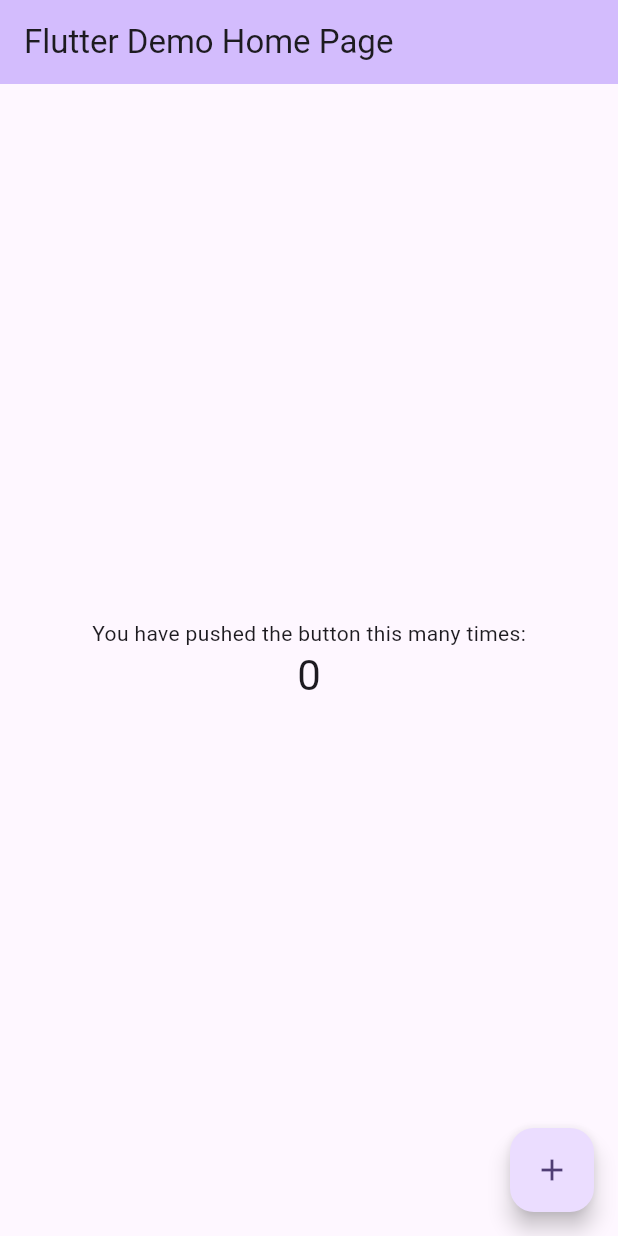
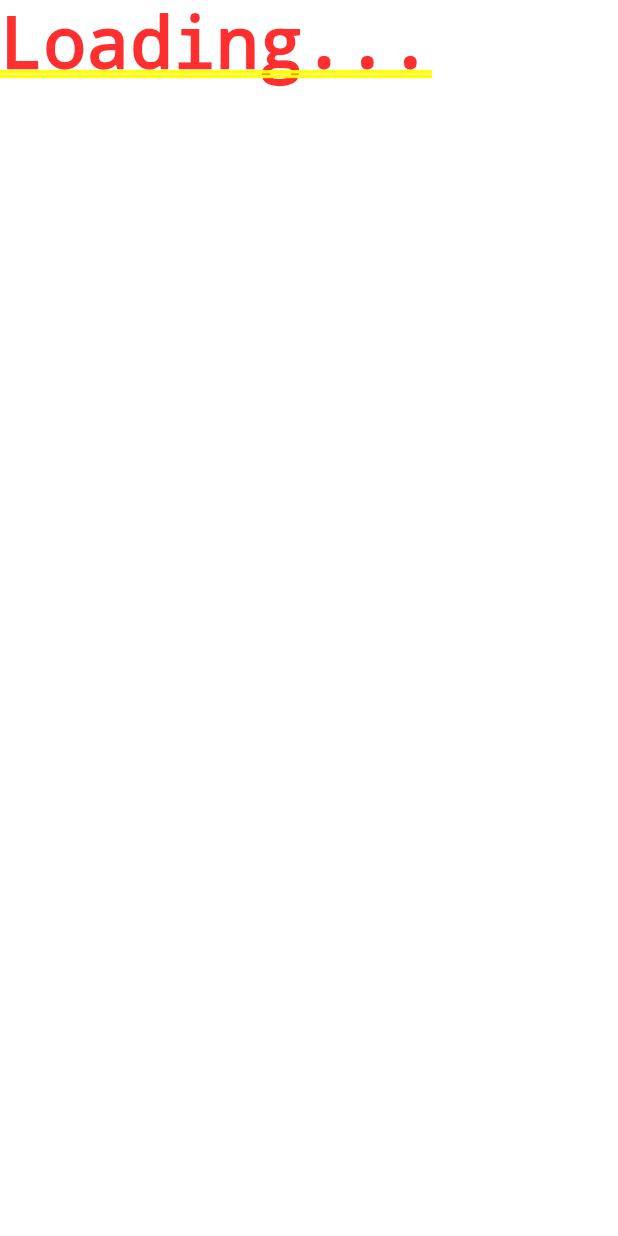
Before and after one commit to prashantfepale/imossadmin, a Flutter app: the screen it shows after launch, on a phone screen of 412 x 824 dp. Run offline on Flutter 3.47's test engine with Material 3 defaults, Android fonts, the phone set to English and light mode, and no system bars; our stand-ins replace get, google_fonts, sizer.

Commit message:
basic setup added

```diff
--- /dev/null
+++ b/lib/init_app.dart
@@ -0,0 +1,48 @@
+import 'package:flutter/material.dart';
+import 'package:get/get.dart';
+import 'package:google_fonts/google_fonts.dart';
+
+import 'shared/routes/app_pages.dart';
+import 'shared/routes/app_routes.dart';
+import 'shared/style/app_style.dart';
+
+class InitApp extends StatelessWidget {
+  const InitApp({Key? key}) : super(key: key);
+
+  @override
+  Widget build(BuildContext context) {
+    return GestureDetector(
+      onTap: () {
+        FocusScopeNode currentFocus = FocusScope.of(context);
+        if (!currentFocus.hasPrimaryFocus) {
+          FocusManager.instance.primaryFocus?.unfocus();
+        }
+      },
+      child: GetMaterialApp(
+        color: Colors.white,
+        debugShowCheckedModeBanner: false,
+        theme: ThemeData(
+          fontFamily: GoogleFonts.roboto().fontFamily,
+          iconButtonTheme: IconButtonThemeData(
+            style: IconButton.styleFrom(
+              foregroundColor: AppColors.white,
+              // backgroundColor: AppColors.primary1,
+              // shape: const CircleBorder(),
+            ),
+          ),
+          appBarTheme: const AppBarTheme(
+            color: AppColors.primary2,
+            titleTextStyle: TextStyle(color: AppColors.white, fontSize: 15.0),
+            elevation: 0,
+          ),
+          colorScheme: ColorScheme.fromSeed(
+            seedColor: AppColors.primary1,
+          ),
+          useMaterial3: true,
+        ),
+        initialRoute: AppRoutes.LOGIN,
+        getPages: AppPages.routes,
+      ),
+    );
+  }
+}
--- a/lib/main.dart
+++ b/lib/main.dart
@@ -1,125 +1,46 @@
+import 'dart:async';
+import 'dart:developer';
+
 import 'package:flutter/material.dart';
+import 'package:sizer/sizer.dart';
 
-void main() {
-  runApp(const MyApp());
+import 'environment/environment.dart';
+import 'init_app.dart';
+
+void main() async {
+  bootstrap(() {
+    return Sizer(
+      builder: (context, orientation, deviceType) {
+        return const InitApp();
+      },
+    );
+  });
 }
 
-class MyApp extends StatelessWidget {
-  const MyApp({super.key});
+Future<void> bootstrap(FutureOr<Widget> Function() builder) async {
+  FlutterError.onError = (details) {
+    // log(details.exceptionAsString(), stackTrace: details.stack);
+  };
 
-  // This widget is the root of your application.
-  @override
-  Widget build(BuildContext context) {
-    return MaterialApp(
-      title: 'Flutter Demo',
-      theme: ThemeData(
-        // This is the theme of your application.
-        //
-        // TRY THIS: Try running your application with "flutter run". You'll see
-        // the application has a purple toolbar. Then, without quitting the app,
-        // try changing the seedColor in the colorScheme below to Colors.green
-        // and then invoke "hot reload" (save your changes or press the "hot
-        // reload" button in a Flutter-supported IDE, or press "r" if you used
-        // the command line to start the app).
-        //
-        // Notice that the counter didn't reset back to zero; the application
-        // state is not lost during the reload. To reset the state, use hot
-        // restart instead.
-        //
-        // This works for code too, not just values: Most code changes can be
-        // tested with just a hot reload.
-        colorScheme: ColorScheme.fromSeed(seedColor: Colors.deepPurple),
-        useMaterial3: true,
-      ),
-      home: const MyHomePage(title: 'Flutter Demo Home Page'),
-    );
-  }
+  WidgetsFlutterBinding.ensureInitialized();
+
+  const String environment = String.fromEnvironment(
+    'ENVIRONMENT',
+    defaultValue: Environment.STAGING,
+  );
+
+  Environment().initConfig(environment);
+  // if (AppConfig.FIREBASE_ENABLE) {
+  //   await Firebase.initializeApp();
+  //   if (Environment().config?.env == Environment.STAGING) {
+  //     FirebaseMessaging.instance.subscribeToTopic('QA');
+  //   } else {
+  //     FirebaseMessaging.instance.subscribeToTopic('ALL');
+  //   }
+  // }
+
+  await runZonedGuarded(
+    () async => runApp(await builder()),
+    (error, stackTrace) => log(error.toString(), stackTrace: stackTrace),
+  );
 }
-
-class MyHomePage extends StatefulWidget {
-  const MyHomePage({super.key, required this.title});
-
-  // This widget is the home page of your application. It is stateful, meaning
-  // that it has a State object (defined below) that contains fields that affect
-  // how it looks.
-
-  // This class is the configuration for the state. It holds the values (in this
-  // case the title) provided by the parent (in this case the App widget) and
-  // used by the build method of the State. Fields in a Widget subclass are
-  // always marked "final".
-
-  final String title;
-
-  @override
-  State<MyHomePage> createState() => _MyHomePageState();
-}
-
-class _MyHomePageState extends State<MyHomePage> {
-  int _counter = 0;
-
-  void _incrementCounter() {
-    setState(() {
-      // This call to setState tells the Flutter framework that something has
-      // changed in this State, which causes it to rerun the build method below
-      // so that the display can reflect the updated values. If we changed
-      // _counter without calling setState(), then the build method would not be
-      // called again, and so nothing would appear to happen.
-      _counter++;
-    });
-  }
-
-  @override
-  Widget build(BuildContext context) {
-    // This method is rerun every time setState is called, for instance as done
-    // by the _incrementCounter method above.
-    //
-    // The Flutter framework has been optimized to make rerunning build methods
-    // fast, so that you can just rebuild anything that needs updating rather
-    // than having to individually change instances of widgets.
-    return Scaffold(
-      appBar: AppBar(
-        // TRY THIS: Try changing the color here to a specific color (to
-        // Colors.amber, perhaps?) and trigger a hot reload to see the AppBar
-        // change color while the other colors stay the same.
-        backgroundColor: Theme.of(context).colorScheme.inversePrimary,
-        // Here we take the value from the MyHomePage object that was created by
-        // the App.build method, and use it to set our appbar title.
-        title: Text(widget.title),
-      ),
-      body: Center(
-        // Center is a layout widget. It takes a single child and positions it
-        // in the middle of the parent.
-        child: Column(
-          // Column is also a layout widget. It takes a list of children and
-          // arranges them vertically. By default, it sizes itself to fit its
-          // children horizontally, and tries to be as tall as its parent.
-          //
-          // Column has various properties to control how it sizes itself and
-          // how it positions its children. Here we use mainAxisAlignment to
-          // center the children vertically; the main axis here is the vertical
-          // axis because Columns are vertical (the cross axis would be
-          // horizontal).
-          //
-          // TRY THIS: Invoke "debug painting" (choose the "Toggle Debug Paint"
-          // action in the IDE, or press "p" in the console), to see the
-          // wireframe for each widget.
-          mainAxisAlignment: MainAxisAlignment.center,
-          children: <Widget>[
-            const Text(
-              'You have pushed the button this many times:',
-            ),
-            Text(
-              '$_counter',
-              style: Theme.of(context).textTheme.headlineMedium,
-            ),
-          ],
-        ),
-      ),
-      floatingActionButton: FloatingActionButton(
-        onPressed: _incrementCounter,
-        tooltip: 'Increment',
-        child: const Icon(Icons.add),
-      ), // This trailing comma makes auto-formatting nicer for build methods.
-    );
-  }
-}
--- /dev/null
+++ b/lib/modules/app/binding/app_binding.dart
@@ -0,0 +1,10 @@
+import 'package:get/get.dart';
+
+import '../controller/app_controller.dart';
+
+class AppBinding extends Bindings {
+  @override
+  void dependencies() {
+    Get.lazyPut<AppController>(() => AppController());
+  }
+}
--- /dev/null
+++ b/lib/modules/app/controller/app_controller.dart
@@ -0,0 +1,4 @@
+import 'package:get/get.dart';
+
+class AppController extends GetxController {
+}
--- /dev/null
+++ b/lib/modules/app/view/app.dart
@@ -0,0 +1,29 @@
+import 'package:flutter/material.dart';
+import 'package:get/get.dart';
+
+import '../../../shared/routes/app_routes.dart';
+
+class App extends StatefulWidget {
+  const App({Key? key}) : super(key: key);
+
+  @override
+  State<App> createState() => _AppState();
+}
+
+class _AppState extends State<App> {
+  @override
+  void initState() {
+    super.initState();
+
+    Future.delayed(const Duration(milliseconds: 1000), () {
+      Get.toNamed(AppRoutes.LOGIN);
+    });
+  }
+
+  @override
+  Widget build(BuildContext context) {
+    return Container(
+      child: Text("Loading..."),
+    );
+  }
+}
--- /dev/null
+++ b/lib/shared/routes/app_pages.dart
@@ -0,0 +1,17 @@
+import 'package:get/get.dart';
+
+import '../../modules/app/binding/app_binding.dart';
+import '../../modules/app/view/app.dart';
+import 'app_routes.dart';
+
+class AppPages {
+  AppPages._();
+
+  static final routes = [
+    GetPage(
+      name: AppRoutes.APP,
+      page: () => const App(),
+      binding: AppBinding(),
+    )
+  ];
+}
--- /dev/null
+++ b/lib/shared/routes/app_routes.dart
@@ -0,0 +1,6 @@
+abstract class AppRoutes {
+  AppRoutes._();
+
+  static const String APP = '/';
+  static const String LOGIN = '/login';
+}
--- /dev/null
+++ b/lib/shared/style/app_colors.dart
@@ -0,0 +1,15 @@
+import 'package:flutter/widgets.dart';
+
+abstract class AppColors {
+  static const Color body = Color(0xFFF2F2F2);
+  static const Color appBarColor = Color(0xFFC21B17);
+  static const Color appDrawerColor = Color(0xFFAA1B17);
+
+  static const Color primary1 = Color(0xFFC21B17);
+  static const Color primary2 = Color(0xFFAA1B17);
+  static const Color buttonColor = Color(0xFF0F3466);
+  static const Color opacityColor = Color(0xFF203E47);
+
+  static const Color white = Color(0xFFFFFFFF);
+
+}
--- /dev/null
+++ b/lib/shared/style/app_style.dart
@@ -0,0 +1,2 @@
+export 'app_colors.dart';
+export 'app_text_style.dart';
```
Also changed, not shown: lib/environment/base_config.dart (added, +9 -0 lines), lib/environment/environment.dart (added, +31 -0 lines), lib/environment/prod_config.dart (added, +23 -0 lines), lib/environment/staging_config.dart (added, +22 -0 lines), pubspec.yaml (+10 -68 lines), lib/shared/style/app_padding.dart (added), lib/shared/style/app_text_style.dart (added), 8 other files.
